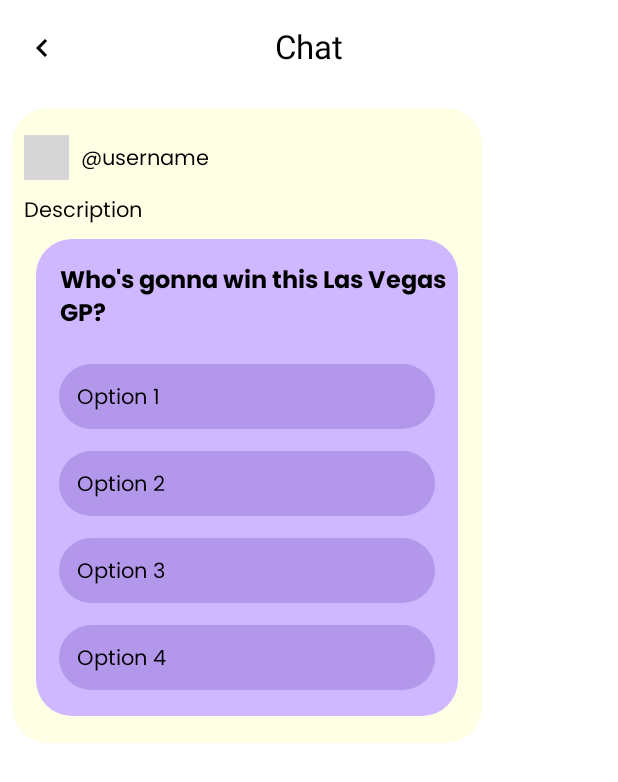
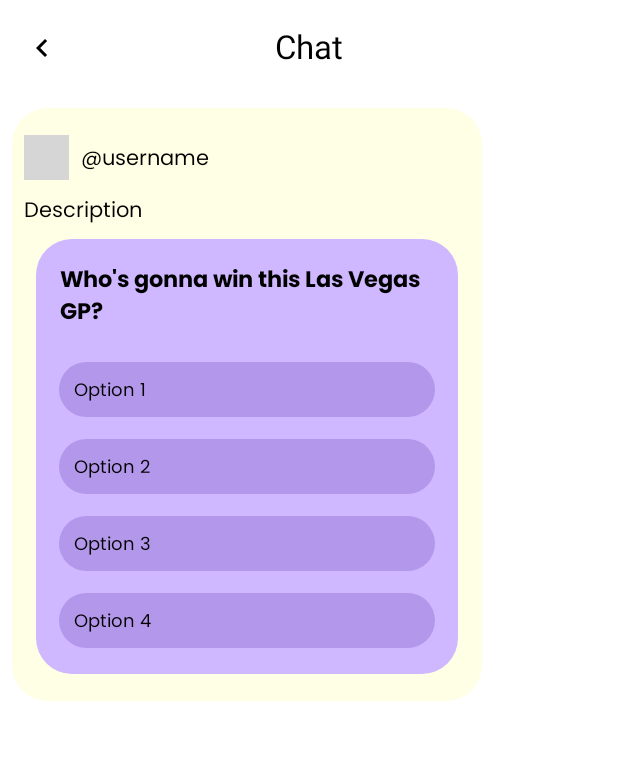
Before and after one commit to Saifuddin53/FlicksSaga, an Android app built with Jetpack Compose: the ChatScreen screen opened through its navigation route, on a phone screen of 412 x 824 dp. Shown: the top 782 px of the screen. Run offline under Robolectric (Android 15) with nearby library versions, the phone set to English and light mode, and no system bars; pictures from the network do not load; grey boxes are pictures that could not be loaded.

Commit message:
Changes to Poll UI

```diff
--- a/app/src/main/java/com/myprojects/flickssaga/ui/screens/ChatScreen.kt
+++ b/app/src/main/java/com/myprojects/flickssaga/ui/screens/ChatScreen.kt
@@ -193,7 +193,7 @@ fun PollContent(){
                         text = "Who's gonna win this Las Vegas GP?",
                         style = TextStyle(
                             fontFamily = poppinsFontFamily,
-                            fontSize = 16.sp
+                            fontSize = 15.sp
                         ),
                         fontWeight = FontWeight.W600,
                         modifier = Modifier.padding(bottom = 16.dp, start = 8.dp)
@@ -228,10 +228,10 @@ fun PollOption(
             text = text,
             style = TextStyle(
                 fontFamily = poppinsFontFamily,
-                fontSize = 14.sp
+                fontSize = 12.sp
             ),
             fontWeight = FontWeight.Normal,
-            modifier = Modifier.padding(12.dp)
+            modifier = Modifier.padding(10.dp)
         )
     }
 }
@@ -240,5 +240,4 @@ fun PollOption(
 @Composable
 fun PollContentPreview(){
     PollContent()
-
 }
```
